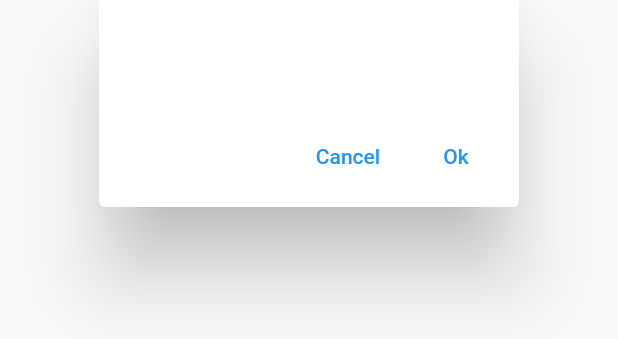
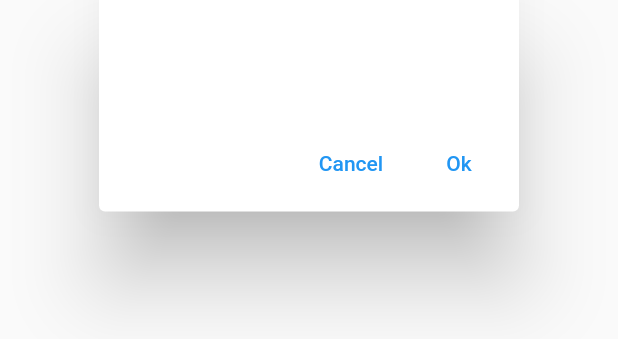
Before and after one commit to krzychudz/adaptive-progress-dialog, a Flutter app: the AdaptiveProgressDialog widget shown alone on an empty page, opened directly, on a phone screen of 412 x 824 dp. Shown: the part 516-855 px from the top of the screen. Run offline on Flutter 3.47's test engine with Material 2 defaults, Android fonts, the phone set to English and light mode, and no system bars.

Commit message:
Add styles for adaptive progress dialog

```diff
--- a/lib/adaptive_progress_dialog.dart
+++ b/lib/adaptive_progress_dialog.dart
@@ -13,12 +13,18 @@ class AdaptiveProgressDialogStyle {
     this.contentTextStyle,
     this.confirmButtonTextStyle,
     this.cancelButtonTextStyle,
+    this.materialContentPadding,
+    this.materialActionsPadding,
+    this.materialActionsAlignment,
   });
 
   final TextStyle? titleTextStyle;
   final TextStyle? contentTextStyle;
   final TextStyle? confirmButtonTextStyle;
   final TextStyle? cancelButtonTextStyle;
+  final EdgeInsets? materialContentPadding;
+  final EdgeInsets? materialActionsPadding;
+  final MainAxisAlignment? materialActionsAlignment;
 }
 
 Future<AdaptiveProgressDialogResult<T>?> showProgressIndicatorDialog<T>(
@@ -39,6 +45,7 @@ Future<AdaptiveProgressDialogResult<T>?> showProgressIndicatorDialog<T>(
       actionButtonLabel: actionButtonLabel,
       confirmButtonCallback: confirmButtonCallback,
       cancelButtonCallback: cancelButtonCallback,
+      adaptiveProgressDialogStyle: adaptiveProgressDialogStyle,
     ),
   );
 }
@@ -51,6 +58,7 @@ class AdaptiveProgressDialog<T> extends StatelessWidget {
     this.actionButtonLabel,
     this.confirmButtonCallback,
     this.cancelButtonCallback,
+    this.adaptiveProgressDialogStyle,
   });
 
   final String? title;
@@ -58,6 +66,7 @@ class AdaptiveProgressDialog<T> extends StatelessWidget {
   final String? actionButtonLabel;
   final Future<T?> Function()? confirmButtonCallback;
   final Future<void> Function()? cancelButtonCallback;
+  final AdaptiveProgressDialogStyle? adaptiveProgressDialogStyle;
 
   @override
   Widget build(BuildContext context) {
@@ -70,7 +79,6 @@ class AdaptiveProgressDialog<T> extends StatelessWidget {
                 title: title,
                 content: content,
                 actionButtonLabel: actionButtonLabel,
-                actionButtonCallback: confirmButtonCallback,
                 onCancelPressed: () => _onCancelPressed(context),
                 isProgressVisible: isProgressVisible,
                 onActionButtonPressed: () async {
@@ -82,7 +90,6 @@ class AdaptiveProgressDialog<T> extends StatelessWidget {
                 title: title,
                 content: content,
                 actionButtonLabel: actionButtonLabel,
-                actionButtonCallback: confirmButtonCallback,
                 onCancelPressed: () async => _onCancelPressed(context),
                 isProgressVisible: isProgressVisible,
                 onActionButtonPressed: () async {
--- a/lib/dialog/content.dart
+++ b/lib/dialog/content.dart
@@ -1,4 +1,3 @@
-import 'dart:io';
 import 'package:flutter/material.dart';
 
 class DialogContent extends StatelessWidget {
@@ -7,18 +6,23 @@ class DialogContent extends StatelessWidget {
     this.isProgressBarVisible = false,
     this.title,
     this.content,
+    this.contentTextStyle,
   });
 
   final bool isProgressBarVisible;
   final String? title;
   final String? content;
+  final TextStyle? contentTextStyle;
 
   @override
   Widget build(BuildContext context) {
     return Column(
       mainAxisSize: MainAxisSize.min,
       children: [
-        Text(content ?? ''),
+        Text(
+          content ?? '',
+          style: contentTextStyle,
+        ),
         AnimatedSize(
           duration: const Duration(milliseconds: 200),
           curve: Curves.fastOutSlowIn,
--- a/lib/dialog/cupertino_dialog.dart
+++ b/lib/dialog/cupertino_dialog.dart
@@ -1,36 +1,42 @@
 import 'package:adaptive_progress_dialog/dialog/content.dart';
 import 'package:flutter/cupertino.dart';
+
+import '../adaptive_progress_dialog.dart';
 
 class CupertinoDialog extends StatelessWidget {
   const CupertinoDialog({
     super.key,
+    required this.isProgressVisible,
+    required this.onCancelPressed,
+    required this.onActionButtonPressed,
     this.title,
     this.content,
     this.actionButtonLabel,
-    this.actionButtonCallback,
     this.cancelButtonLabel,
-    required this.isProgressVisible,
-    required this.onCancelPressed,
-    required this.onActionButtonPressed,
+    this.adaptiveProgressDialogStyle,
   });
 
   final String? title;
   final String? content;
   final String? actionButtonLabel;
-  final Function()? actionButtonCallback;
   final bool isProgressVisible;
+  final String? cancelButtonLabel;
+  final AdaptiveProgressDialogStyle? adaptiveProgressDialogStyle;
   final Function() onCancelPressed;
   final Function() onActionButtonPressed;
-  final String? cancelButtonLabel;
 
   @override
   Widget build(BuildContext context) {
     return CupertinoAlertDialog(
-      title: Text(title ?? ''),
+      title: Text(
+        title ?? '',
+        style: adaptiveProgressDialogStyle?.titleTextStyle,
+      ),
       content: DialogContent(
         isProgressBarVisible: isProgressVisible,
         title: title,
         content: content,
+        contentTextStyle: adaptiveProgressDialogStyle?.contentTextStyle,
       ),
       actions: dialogActions,
     );
@@ -39,10 +45,12 @@ class CupertinoDialog extends StatelessWidget {
   List<CupertinoDialogAction> get dialogActions => [
         CupertinoDialogAction(
           onPressed: onCancelPressed,
+          textStyle: adaptiveProgressDialogStyle?.cancelButtonTextStyle,
           child: Text(cancelButtonLabel ?? 'Cancel'),
         ),
         CupertinoDialogAction(
           onPressed: onActionButtonPressed,
+          textStyle: adaptiveProgressDialogStyle?.confirmButtonTextStyle,
           child: Text(actionButtonLabel ?? 'Ok'),
         ),
       ];
--- a/lib/dialog/material_dialog.dart
+++ b/lib/dialog/material_dialog.dart
@@ -1,51 +1,66 @@
 import 'package:adaptive_progress_dialog/dialog/content.dart';
 import 'package:flutter/material.dart';
 
+import '../adaptive_progress_dialog.dart';
+
 class MaterialDialog extends StatelessWidget {
   const MaterialDialog({
+    required this.isProgressVisible,
+    required this.onCancelPressed,
+    required this.onActionButtonPressed,
     super.key,
     this.title,
     this.content,
     this.actionButtonLabel,
-    this.actionButtonCallback,
     this.cancelButtonLabel,
-    required this.isProgressVisible,
-    required this.onCancelPressed,
-    required this.onActionButtonPressed,
+    this.adaptiveProgressDialogStyle,
   });
 
   final String? title;
   final String? content;
   final String? actionButtonLabel;
-  final Function()? actionButtonCallback;
   final bool isProgressVisible;
+  final String? cancelButtonLabel;
+  final AdaptiveProgressDialogStyle? adaptiveProgressDialogStyle;
   final Function() onCancelPressed;
   final Function() onActionButtonPressed;
-  final String? cancelButtonLabel;
 
   @override
   Widget build(BuildContext context) {
     return AlertDialog(
       title: Text(title ?? ''),
+      titleTextStyle: adaptiveProgressDialogStyle?.titleTextStyle,
       content: DialogContent(
         isProgressBarVisible: isProgressVisible,
         title: title,
         content: content,
       ),
-      actionsPadding: const EdgeInsets.only(left: 10, right: 10, bottom: 10),
-      contentPadding: const EdgeInsets.only(left: 16, right: 16, top: 16),
+      contentTextStyle: adaptiveProgressDialogStyle?.contentTextStyle,
+      contentPadding: contentPadding,
+      actionsPadding: adaptiveProgressDialogStyle?.materialActionsPadding,
       actions: dialogActions,
+      actionsAlignment: adaptiveProgressDialogStyle?.materialActionsAlignment,
     );
   }
+
+  EdgeInsets? get contentPadding =>
+      adaptiveProgressDialogStyle?.materialContentPadding ??
+      const EdgeInsets.only(top: 16, right: 24, left: 24, bottom: 0);
 
   List<TextButton> get dialogActions => [
         TextButton(
           onPressed: onCancelPressed,
-          child: Text(cancelButtonLabel ?? 'Cancel'),
+          child: Text(
+            cancelButtonLabel ?? 'Cancel',
+            style: adaptiveProgressDialogStyle?.cancelButtonTextStyle,
+          ),
         ),
         TextButton(
           onPressed: onActionButtonPressed,
-          child: Text(actionButtonLabel ?? 'Ok'),
+          child: Text(
+            actionButtonLabel ?? 'Ok',
+            style: adaptiveProgressDialogStyle?.confirmButtonTextStyle,
+          ),
         ),
       ];
 }
```
